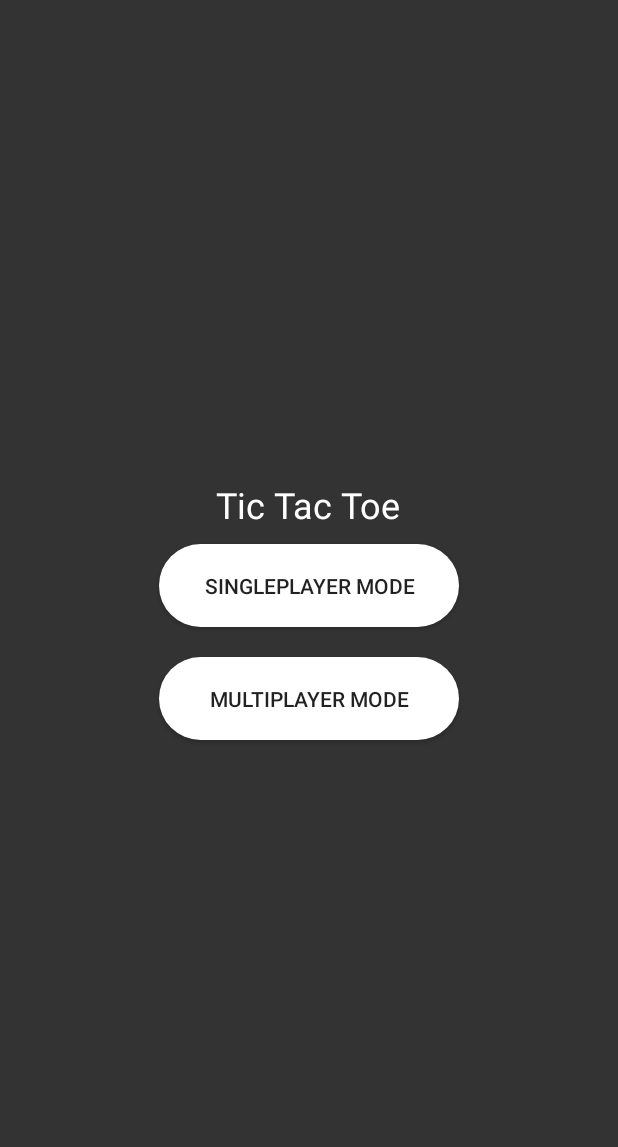
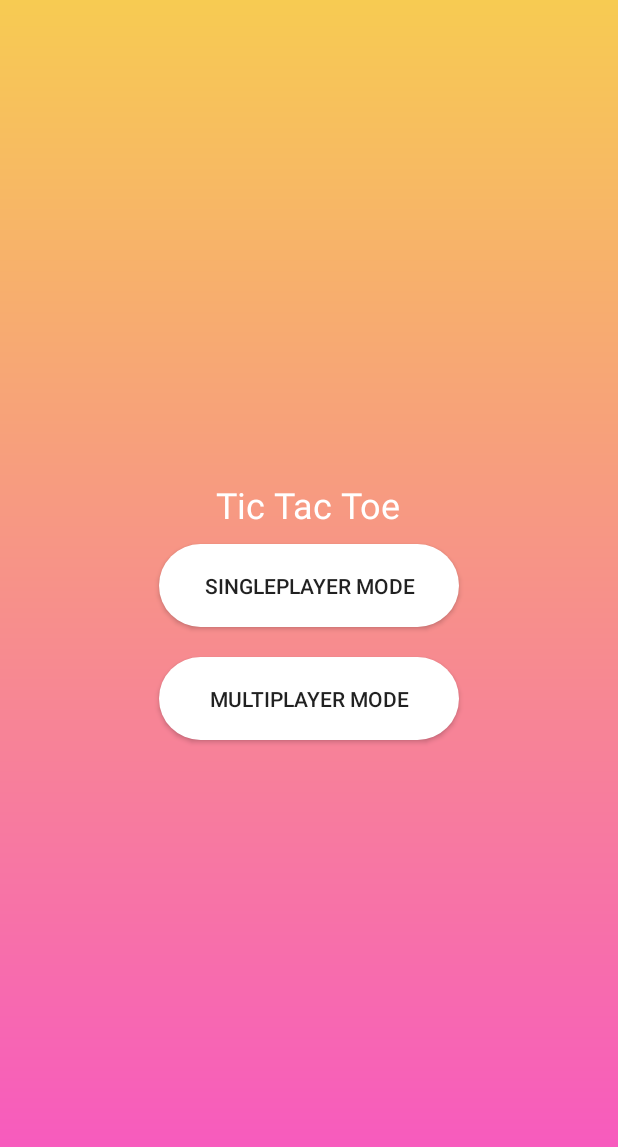
Before and after one commit to elyssatanxy/cs205-android-studio, an Android app: the screen it shows after launch (MainActivity), on a phone screen of 412 x 824 dp. Shown: the top 1147 px of the screen. Run offline under Robolectric (Android 15) with nearby library versions, the phone set to English and light mode, and no system bars.

Commit message:
Update activity_main.xml

```diff
--- a/app/src/main/res/layout/activity_main.xml
+++ b/app/src/main/res/layout/activity_main.xml
@@ -7,7 +7,7 @@
     android:layout_height="match_parent"
     android:gravity="center"
     android:orientation="vertical"
-    android:background="#333333"
+    android:background="@drawable/gradient_bg"
     tools:context=".MainActivity">
 
     <TextView
```
